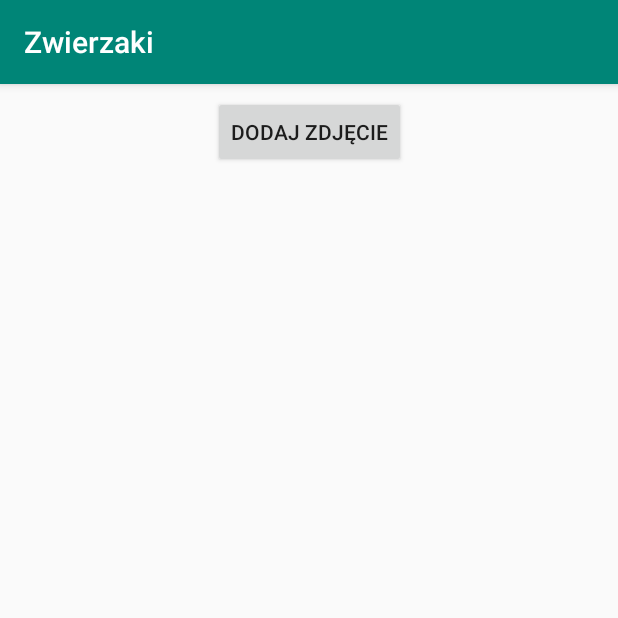
After one commit to kapete112/ZwierzakPop, an Android app: the ZdjeciaActivity screen opened directly, with no data from a screen before it, on a phone screen of 412 x 824 dp, the top half of it. The commit adds this screen. Run offline under Robolectric (Android 15) with nearby library versions, the phone set to English and light mode, and no system bars.

Commit message:
Wyswietlanie zwierzat: Przygotowanie do edycji 2
nowe activity dla zdjęć i edycji

```diff
--- a/app/src/main/AndroidManifest.xml
+++ b/app/src/main/AndroidManifest.xml
@@ -12,7 +12,8 @@
         android:roundIcon="@mipmap/ic_launcher_round"
         android:supportsRtl="true"
         android:theme="@style/AppTheme">
-        <activity android:name=".HistoriaWizyt"></activity>
+        <activity android:name=".ZdjeciaActivity"></activity>
+        <activity android:name=".HistoriaWizyt" />
         <activity android:name=".ZwierzeActivity" />
         <activity android:name=".wizRodz" />
         <activity android:name=".WyswietlZwierzaki" />
--- /dev/null
+++ b/app/src/main/java/com/example/zwierzaki/ZdjeciaActivity.java
@@ -0,0 +1,24 @@
+package com.example.zwierzaki;
+
+import android.support.v7.app.AppCompatActivity;
+import android.os.Bundle;
+import android.widget.Button;
+import android.widget.Toast;
+
+public class ZdjeciaActivity extends AppCompatActivity {
+
+    Button tDodajZdjecie;
+
+    @Override
+    protected void onCreate(Bundle savedInstanceState) {
+        super.onCreate(savedInstanceState);
+        setContentView(R.layout.activity_zdjecia);
+        String idZwierzaka;
+        if(getIntent().hasExtra("selected_zwierze")){
+            idZwierzaka = getIntent().getStringExtra("selected_zwierze"); //idZwierzaka = getIntent().getStringExtra()
+            Toast.makeText(ZdjeciaActivity.this, idZwierzaka + "...", Toast.LENGTH_SHORT).show();
+           // tDodajZdjecie = (Button)findViewById(R.id.dodajZdjecie);
+           // tDodajZdjecie.setText(getIntent().getParcelableExtra("selected_zwierze").toString());
+        }
+    }
+}
--- a/app/src/main/java/com/example/zwierzaki/ZwierzeActivity.java
+++ b/app/src/main/java/com/example/zwierzaki/ZwierzeActivity.java
@@ -30,6 +30,7 @@ public class ZwierzeActivity extends AppCompatActivity {
     ImageView tZdjecie;
     Button tEdytuj;
     Button tWizyty;
+    String tnrMetryki;
 
     @Override
     protected void onCreate(Bundle savedInstanceState) {
@@ -87,14 +88,15 @@ public class ZwierzeActivity extends AppCompatActivity {
                     }
                 }
             });
+            tnrMetryki = zwierze.getNrMetryki();
         }
 
         tZdjecie.setOnClickListener(new View.OnClickListener() {
             @Override
-            public void onClick(View view) {
+            public void onClick(View view) { //int position) {
                 //NOWE WIDOKI !!! NOWE WIDOKI !!!NOWE WIDOKI !!!NOWE WIDOKI !!!NOWE WIDOKI !!!NOWE WIDOKI !!!NOWE WIDOKI !!!
-                Intent intent = new Intent(ZwierzeActivity.this, AddAnimal.class);
-                //intent.putExtra("selected_zwierze", mZwierze.get(position));
+                Intent intent = new Intent(ZwierzeActivity.this, ZdjeciaActivity.class);
+                intent.putExtra("selected_zwierze", tnrMetryki);
                 startActivity(intent);
             }
         });
--- /dev/null
+++ b/app/src/main/res/layout/activity_zdjecia.xml
@@ -0,0 +1,33 @@
+<?xml version="1.0" encoding="utf-8"?>
+<android.support.constraint.ConstraintLayout
+    xmlns:android="http://schemas.android.com/apk/res/android"
+    xmlns:app="http://schemas.android.com/apk/res-auto"
+    xmlns:tools="http://schemas.android.com/tools"
+    android:layout_width="match_parent"
+    android:layout_height="match_parent"
+    tools:context=".ZdjeciaActivity">
+
+    <Button
+        android:id="@+id/dodajZdjecie"
+        android:layout_width="wrap_content"
+        android:layout_height="wrap_content"
+        android:layout_marginStart="8dp"
+        android:layout_marginTop="8dp"
+        android:layout_marginEnd="8dp"
+        android:text="Dodaj Zdjęcie"
+        app:layout_constraintEnd_toEndOf="parent"
+        app:layout_constraintStart_toStartOf="parent"
+        app:layout_constraintTop_toTopOf="parent" />
+
+    <android.support.v7.widget.RecyclerView
+        android:id="@+id/recyclerView"
+        android:layout_width="match_parent"
+        android:layout_height="666dp"
+        android:orientation="vertical"
+        android:padding="5dp"
+        app:layout_constraintTop_toBottomOf="@+id/dodajZdjecie"
+        tools:layout_editor_absoluteX="0dp">
+
+    </android.support.v7.widget.RecyclerView>
+
+</android.support.constraint.ConstraintLayout>
```
Also changed, not shown: 125 other files.
